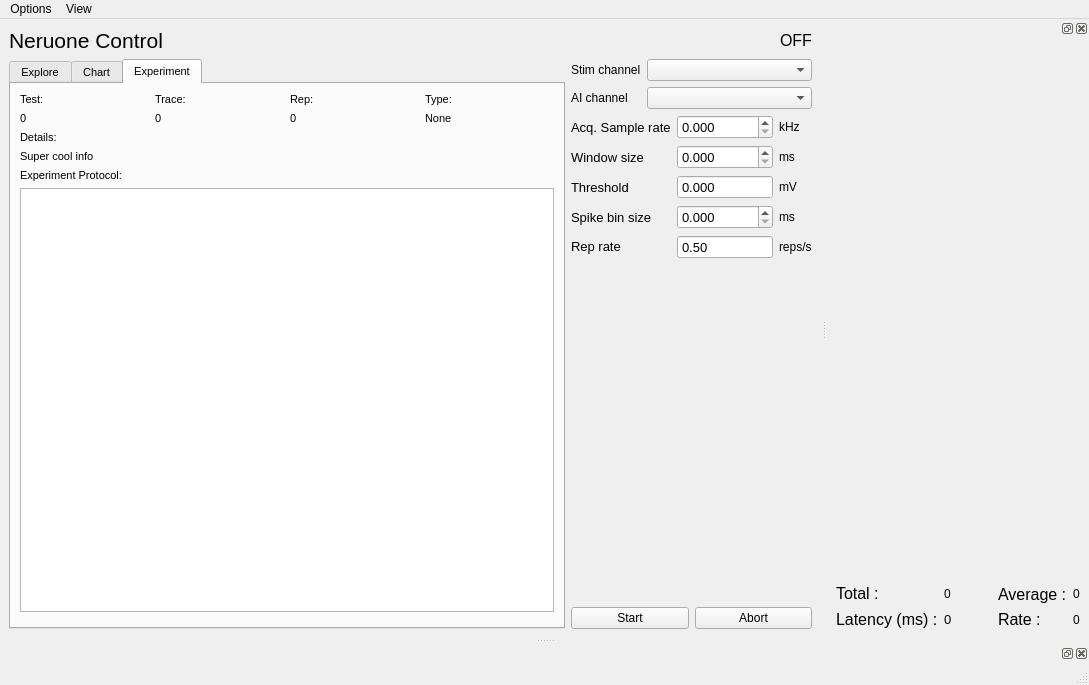
Old version of the form spikeylab/main/main_control.ui in the repository portfors-lab/sparkle.
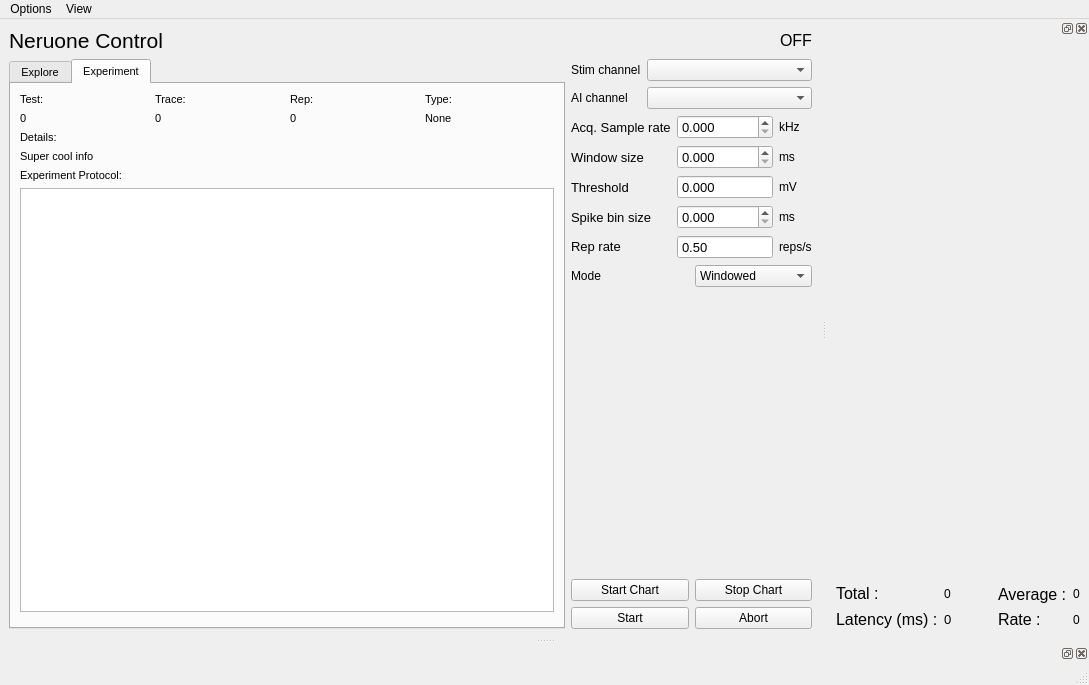
New version of the form. Custom widgets are drawn as their Qt base class.

Commit message: added protocol stimulus generation to chart operation

The edit to the form file:
```diff
--- a/spikeylab/main/main_control.ui
+++ b/spikeylab/main/main_control.ui
@@ -205,11 +205,6 @@
           </item>
          </layout>
         </widget>
-        <widget class="QWidget" name="tab_chart">
-         <attribute name="title">
-          <string>Chart</string>
-         </attribute>
-        </widget>
         <widget class="QWidget" name="tab_protocol">
          <attribute name="title">
           <string>Experiment</string>
@@ -542,6 +537,31 @@
           </item>
          </layout>
         </item>
+        <item>
+         <layout class="QHBoxLayout" name="horizontalLayout_6">
+          <item>
+           <widget class="QLabel" name="label_17">
+            <property name="text">
+             <string>Mode</string>
+            </property>
+           </widget>
+          </item>
+          <item>
+           <widget class="QComboBox" name="comboBox">
+            <item>
+             <property name="text">
+              <string>Windowed</string>
+             </property>
+            </item>
+            <item>
+             <property name="text">
+              <string>Chart</string>
+             </property>
+            </item>
+           </widget>
+          </item>
+         </layout>
+        </item>
         <item>
          <spacer name="verticalSpacer_2">
           <property name="orientation">
@@ -555,6 +575,24 @@
           </property>
          </spacer>
         </item>
+        <item>
+         <layout class="QHBoxLayout" name="horizontalLayout_8">
+          <item>
+           <widget class="QPushButton" name="start_chart_btn">
+            <property name="text">
+             <string>Start Chart</string>
+            </property>
+           </widget>
+          </item>
+          <item>
+           <widget class="QPushButton" name="stop_chart_btn">
+            <property name="text">
+             <string>Stop Chart</string>
+            </property>
+           </widget>
+          </item>
+         </layout>
+        </item>
         <item>
          <layout class="QHBoxLayout" name="horizontalLayout_2">
           <item>
```
Left out of the diff: 19 changed lines with no effect on the pictures. The commit also changes 9 other files.
